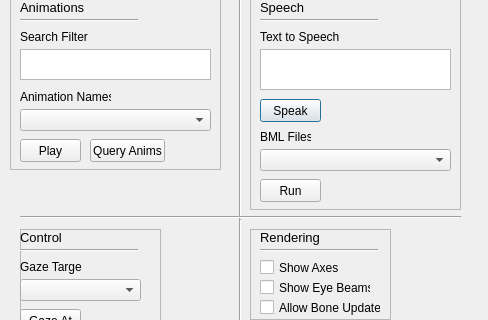
Old version of the form core/smartbody/sbm-debugger/gui/designer/UtilsDialog.ui in the repository DrAlta/smartbody; both pictures show x 0 to 488 and y 81 to 401 of the 488 by 498 pixel window.
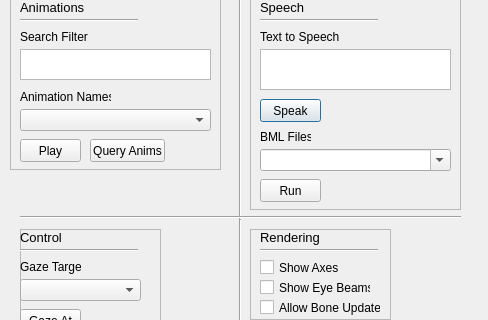
New version of the form.

```diff
--- a/core/smartbody/sbm-debugger/gui/designer/UtilsDialog.ui
+++ b/core/smartbody/sbm-debugger/gui/designer/UtilsDialog.ui
@@ -37,6 +37,9 @@
       <height>22</height>
      </rect>
     </property>
+    <property name="editable">
+     <bool>true</bool>
+    </property>
    </widget>
    <widget class="QLabel" name="ttsLabel">
     <property name="geometry">
```
Left out of the diff: 2 changed lines with no effect on the pictures.
